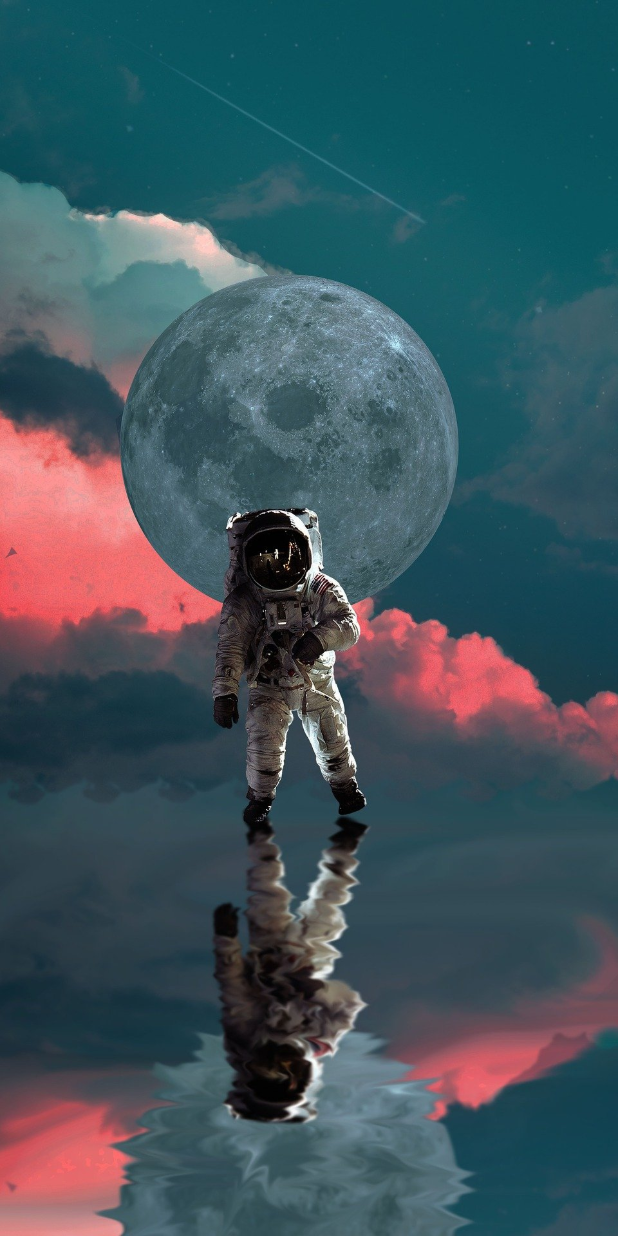
After one commit to nataliacanellas/flutter_practice_day_five, a Flutter app: the SplashPage screen opened directly, on a phone screen of 412 x 824 dp. The commit adds this screen. Run offline on Flutter 3.47's test engine with Material 2 defaults, Android fonts, the light colour scheme and no system bars.

Commit message:
[feat] Upload splash files

```diff
--- a/lib/main.dart
+++ b/lib/main.dart
@@ -1,13 +1,14 @@
 import 'package:flutter/material.dart';
 
-import 'presenter/settings/settings.dart';
+import 'package:flutter_aula_sexta/presenter/splash/splash_page.dart';
+
 
 void main() {
   runApp(
     const MaterialApp(
       title: 'Day 5',
       debugShowCheckedModeBanner: false,
-      home: Settings(),
+      home: SplashPage(),
     ),
   );
 }
--- /dev/null
+++ b/lib/presenter/images.dart
@@ -0,0 +1,3 @@
+const String imgAstro = 'assets/images/astro.jpg';
+const String imgColors = 'assets/images/colors.jpg';
+const String imgPaisagem = 'assets/images/paisagem.jpg';
--- /dev/null
+++ b/lib/presenter/splash/splash_page.dart
@@ -0,0 +1,39 @@
+import 'package:flutter/material.dart';
+import 'package:flutter_aula_sexta/presenter/images.dart';
+import 'package:flutter_aula_sexta/presenter/settings/settings.dart';
+
+class SplashPage extends StatefulWidget {
+  const SplashPage({Key? key}) : super(key: key);
+
+  @override
+  State<SplashPage> createState() => _SplashPageState();
+}
+
+class _SplashPageState extends State<SplashPage> {
+  @override
+  void initState() {
+    Future.delayed(const Duration(seconds: 3)).then((value) {
+      Navigator.of(context).push(
+        MaterialPageRoute(
+          builder: (context) => const Settings(),
+        ),
+      );
+    });
+    super.initState();
+  }
+
+  @override
+  Widget build(BuildContext context) {
+    return Scaffold(
+      body: SizedBox(
+        height: double.maxFinite,
+        width: double.maxFinite,
+        child: Image.asset(
+          imgAstro,
+          fit: BoxFit.cover,
+        ),
+        // CircularProgressIndicator(),
+      ),
+    );
+  }
+}
--- a/pubspec.yaml
+++ b/pubspec.yaml
@@ -58,8 +58,10 @@ flutter:
   uses-material-design: true
 
   # To add assets to your application, add an assets section, like this:
-  # assets:
-  #   - images/a_dot_burr.jpeg
+  assets:
+    - assets/images/astro.jpg
+    - assets/images/colors.jpg
+    - assets/images/paisagem.jpg
   #   - images/a_dot_ham.jpeg
 
   # An image asset can refer to one or more resolution-specific "variants", see
```
Also changed, not shown: assets/images/astro.jpg (added), assets/images/colors.jpg (added), assets/images/paisagem.jpg (added).
